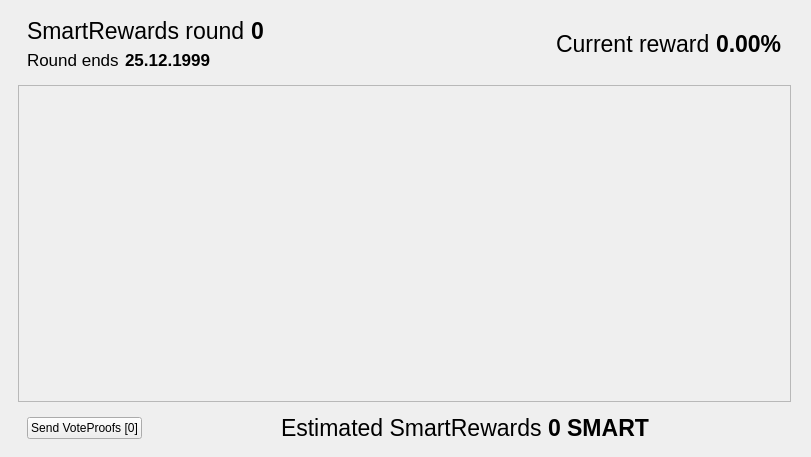
This is src/qt/forms/smartrewardslist.ui in SmartCash/Core-Smart as Qt 5 draws it before an edit. The edited form follows.
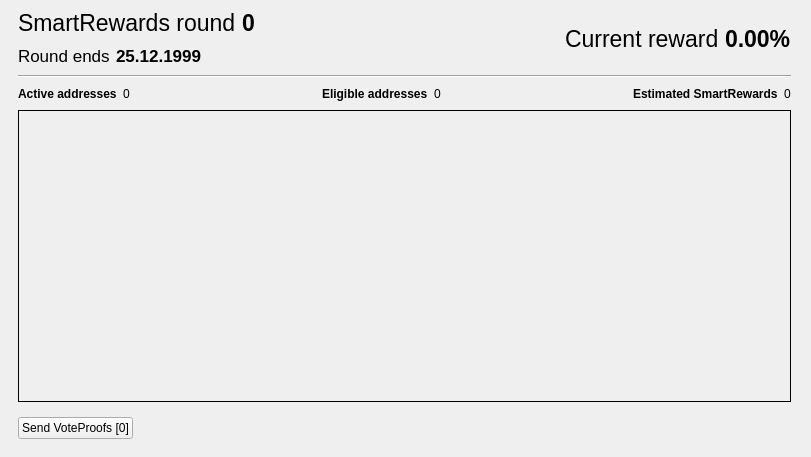
This is the edited form. Custom widgets are drawn as their Qt base class.

Commit message: qt: Show the number of active/eligible smartreward addresses at the top

What changed in the file:
```diff
--- a/src/qt/forms/smartrewardslist.ui
+++ b/src/qt/forms/smartrewardslist.ui
@@ -301,6 +301,18 @@
           </size>
          </property>
          <layout class="QHBoxLayout" name="horizontalLayout_11">
+          <property name="leftMargin">
+           <number>0</number>
+          </property>
+          <property name="topMargin">
+           <number>0</number>
+          </property>
+          <property name="rightMargin">
+           <number>0</number>
+          </property>
+          <property name="bottomMargin">
+           <number>0</number>
+          </property>
           <item>
            <layout class="QVBoxLayout" name="verticalLayout_5">
             <item>
@@ -416,8 +428,128 @@
          </layout>
         </widget>
        </item>
+       <item>
+        <widget class="Line" name="line">
+         <property name="orientation">
+          <enum>Qt::Horizontal</enum>
+         </property>
+        </widget>
+       </item>
+       <item>
+        <widget class="QWidget" name="widget_3" native="true">
+         <property name="minimumSize">
+          <size>
+           <width>0</width>
+           <height>0</height>
+          </size>
+         </property>
+         <layout class="QGridLayout" name="gridLayout">
+          <property name="leftMargin">
+           <number>0</number>
+          </property>
+          <property name="topMargin">
+           <number>0</number>
+          </property>
+          <property name="rightMargin">
+           <number>0</number>
+          </property>
+          <property name="bottomMargin">
+           <number>0</number>
+          </property>
+          <item row="0" column="7">
+           <widget class="QLabel" name="lblTotalRewards">
+            <property name="text">
+             <string>0</string>
+            </property>
+           </widget>
+          </item>
+          <item row="0" column="6">
+           <widget class="QLabel" name="label_9">
+            <property name="font">
+             <font>
+              <weight>75</weight>
+              <bold>true</bold>
+             </font>
+            </property>
+            <property name="text">
+             <string>Estimated SmartRewards</string>
+            </property>
+           </widget>
+          </item>
+          <item row="0" column="3">
+           <widget class="QLabel" name="label_6">
+            <property name="font">
+             <font>
+              <weight>75</weight>
+              <bold>true</bold>
+             </font>
+            </property>
+            <property name="text">
+             <string>Eligible addresses</string>
+            </property>
+           </widget>
+          </item>
+          <item row="0" column="4">
+           <widget class="QLabel" name="lblEligibleAddresses">
+            <property name="text">
+             <string>0</string>
+            </property>
+           </widget>
+          </item>
+          <item row="0" column="1">
+           <widget class="QLabel" name="lblActiveAddresses">
+            <property name="text">
+             <string>0</string>
+            </property>
+           </widget>
+          </item>
+          <item row="0" column="0">
+           <widget class="QLabel" name="label_4">
+            <property name="font">
+             <font>
+              <weight>75</weight>
+              <bold>true</bold>
+             </font>
+            </property>
+            <property name="text">
+             <string>Active addresses</string>
+            </property>
+           </widget>
+          </item>
+          <item row="0" column="2">
+           <spacer name="horizontalSpacer_4">
+            <property name="orientation">
+             <enum>Qt::Horizontal</enum>
+            </property>
+            <property name="sizeHint" stdset="0">
+             <size>
+              <width>40</width>
+              <height>20</height>
+             </size>
+            </property>
+           </spacer>
+          </item>
+          <item row="0" column="5">
+           <spacer name="horizontalSpacer_7">
+            <property name="orientation">
+             <enum>Qt::Horizontal</enum>
+            </property>
+            <property name="sizeHint" stdset="0">
+             <size>
+              <width>40</width>
+              <height>20</height>
+             </size>
+            </property>
+           </spacer>
+          </item>
+         </layout>
+        </widget>
+       </item>
        <item>
         <widget class="QScrollArea" name="scrollArea">
+         <property name="frameShape">
+          <enum>QFrame::Box</enum>
+         </property>
          <property name="frameShadow">
           <enum>QFrame::Plain</enum>
          </property>
@@ -430,7 +562,7 @@
             <x>0</x>
             <y>0</y>
             <width>773</width>
-            <height>319</height>
+            <height>290</height>
            </rect>
           </property>
           <layout class="QVBoxLayout" name="verticalLayout_8">
@@ -462,9 +594,15 @@
           </size>
          </property>
          <layout class="QHBoxLayout" name="horizontalLayout_3">
+          <property name="leftMargin">
+           <number>0</number>
+          </property>
           <property name="topMargin">
            <number>0</number>
           </property>
+          <property name="rightMargin">
+           <number>0</number>
+          </property>
           <property name="bottomMargin">
            <number>0</number>
           </property>
@@ -482,50 +620,7 @@
             </property>
             <property name="sizeHint" stdset="0">
              <size>
-              <width>152</width>
-              <height>20</height>
-             </size>
-            </property>
-           </spacer>
-          </item>
-          <item>
-           <layout class="QHBoxLayout" name="horizontalLayout_2">
-            <item>
-             <widget class="QLabel" name="label">
-              <property name="font">
-               <font>
-                <pointsize>17</pointsize>
-               </font>
-              </property>
-              <property name="text">
-               <string>Estimated SmartRewards</string>
-              </property>
-             </widget>
-            </item>
-            <item>
-             <widget class="QLabel" name="sumLabel">
-              <property name="font">
-               <font>
-                <pointsize>17</pointsize>
-                <weight>75</weight>
-                <bold>true</bold>
-               </font>
-              </property>
-              <property name="text">
-               <string>0 SMART</string>
-              </property>
-             </widget>
-            </item>
-           </layout>
-          </item>
-          <item>
-           <spacer name="horizontalSpacer_4">
-            <property name="orientation">
-             <enum>Qt::Horizontal</enum>
-            </property>
-            <property name="sizeHint" stdset="0">
-             <size>
-              <width>151</width>
+              <width>40</width>
               <height>20</height>
              </size>
             </property>
```
The commit also changes 1 other file.
